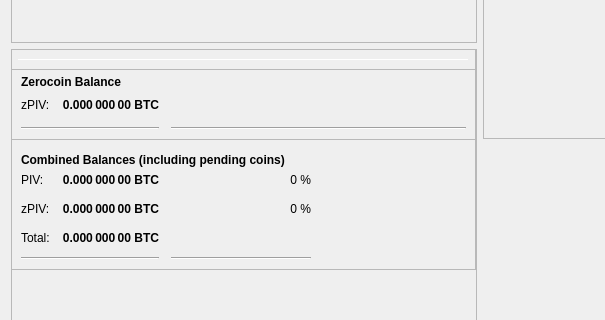
Qt form src/qt/forms/overviewpage.ui (eons-finance/ALQO) before a commit; both pictures show x 0 to 605 and y 205 to 525 of the 960 by 615 pixel window.
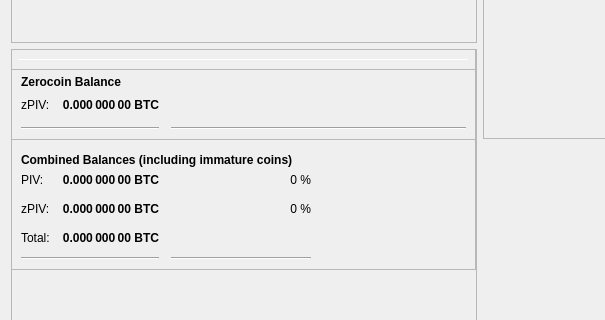
The same form after that commit.

```diff
--- a/src/qt/forms/overviewpage.ui
+++ b/src/qt/forms/overviewpage.ui
@@ -924,7 +924,7 @@
                 </font>
                </property>
                <property name="text">
-                <string>Combined Balances (including pending coins)</string>
+                <string>Combined Balances (including immature coins)</string>
                </property>
               </widget>
              </item>
```
